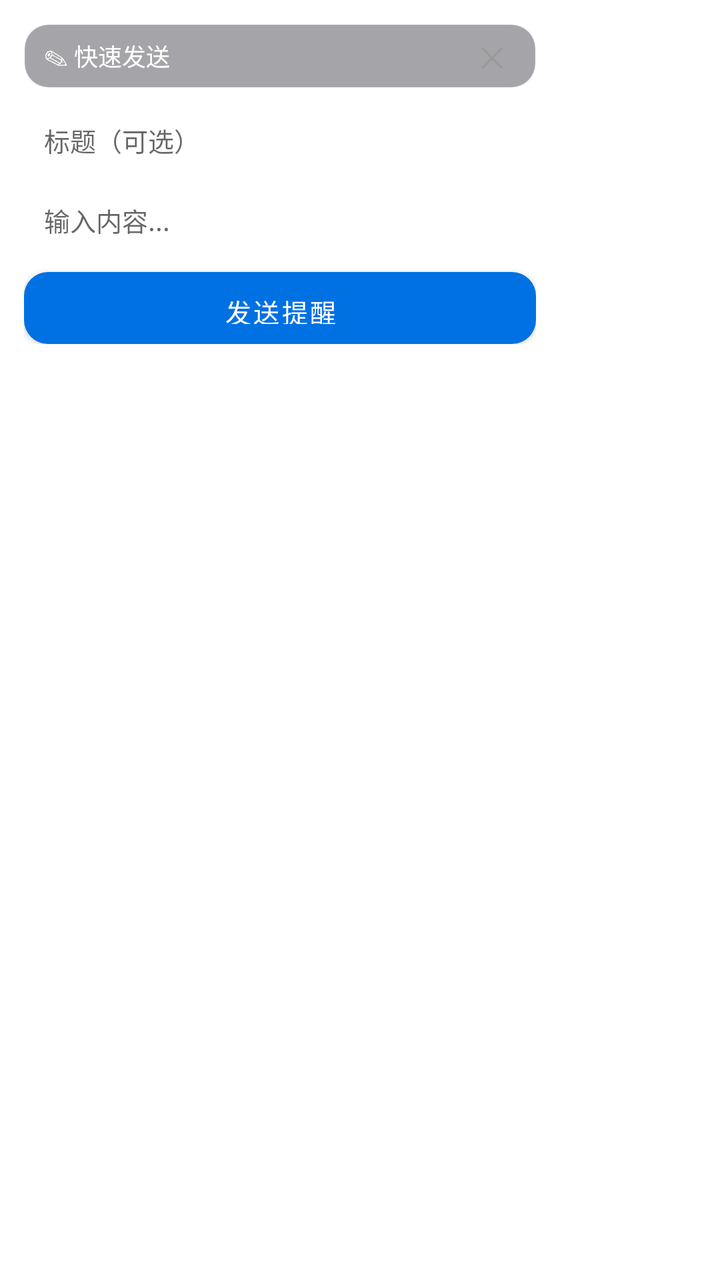
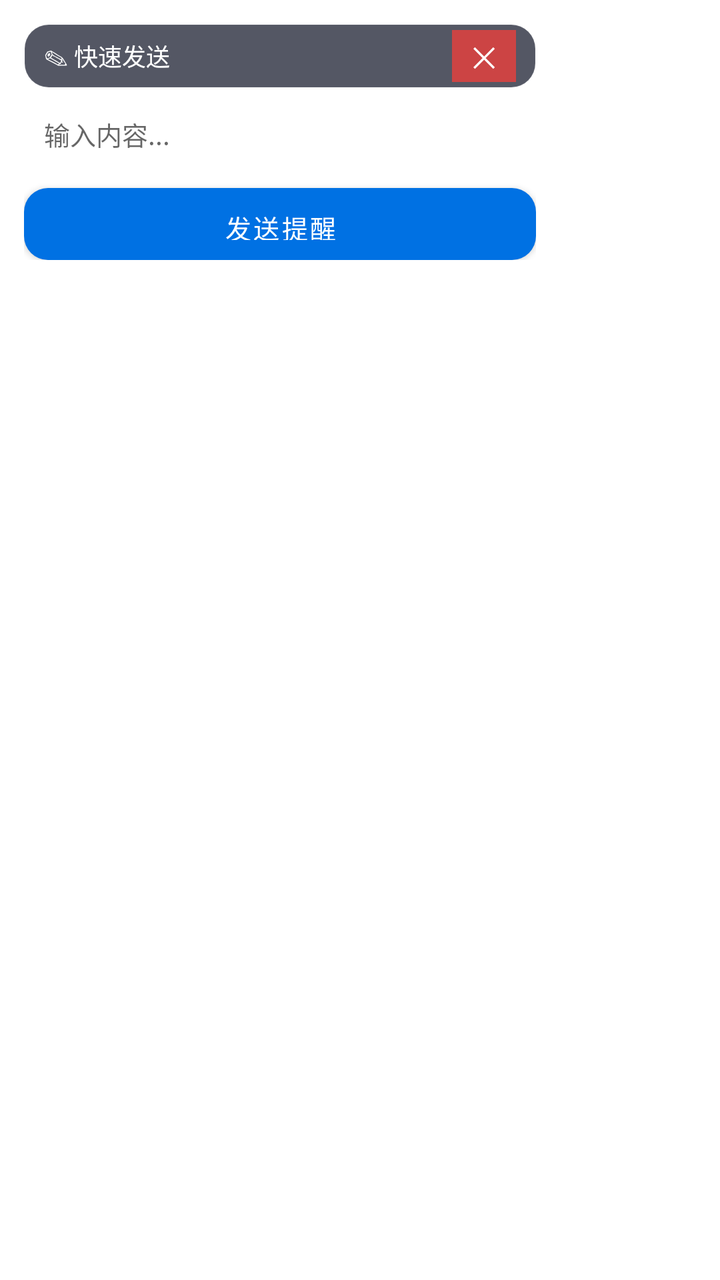

Two renders of the same Android screen: before a commit and after it. Below are the layout's source before the change and the commit's diff.
<!-- AndroidManifest.xml: application theme Theme.Mengqixi -->
<!-- res/layout/bubble_overlay.xml -->
<?xml version="1.0" encoding="utf-8"?>
<FrameLayout xmlns:android="http://schemas.android.com/apk/res/android"
    android:layout_width="wrap_content"
    android:layout_height="wrap_content">

    <LinearLayout
        android:layout_width="280dp"
        android:layout_height="wrap_content"
        android:background="@drawable/bg_glass_card"
        android:elevation="8dp"
        android:orientation="vertical"
        android:padding="12dp">

        
        <FrameLayout
            android:id="@+id/bubbleHeader"
            android:layout_width="match_parent"
            android:layout_height="32dp"
            android:background="@drawable/bg_glass_dark"
            android:gravity="center_vertical"
            android:paddingHorizontal="10dp">

            <TextView
                android:layout_width="wrap_content"
                android:layout_height="wrap_content"
                android:layout_gravity="center_vertical"
                android:text="✎ 快速发送"
                android:textColor="#FFFFFF"
                android:textSize="12sp" />

            <TextView
                android:id="@+id/btnBubbleClose"
                android:layout_width="24dp"
                android:layout_height="24dp"
                android:layout_gravity="end|center_vertical"
                android:gravity="center"
                android:text="✕"
                android:textColor="#999"
                android:textSize="14sp" />
        </FrameLayout>

        
        <TextView
            android:id="@+id/bubbleMsg"
            android:layout_width="match_parent"
            android:layout_height="wrap_content"
            android:layout_marginTop="4dp"
            android:background="@drawable/bg_input_glass"
            android:padding="8dp"
            android:textColor="#333"
            android:textSize="12sp"
            android:visibility="gone" />

        
        <ImageView
            android:id="@+id/bubblePhoto"
            android:layout_width="120dp"
            android:layout_height="120dp"
            android:scaleType="centerCrop"
            android:visibility="gone"
            android:layout_marginTop="4dp"
            android:background="@drawable/bg_glass_card" />

        
        <EditText
            android:id="@+id/bubbleTitle"
            android:layout_width="match_parent"
            android:layout_height="36dp"
            android:layout_marginTop="8dp"
            android:background="@drawable/bg_input_glass"
            android:hint="标题（可选）"
            android:maxLength="50"
            android:paddingHorizontal="10dp"
            android:textSize="13sp" />

        
        <EditText
            android:id="@+id/bubbleBody"
            android:layout_width="match_parent"
            android:layout_height="36dp"
            android:layout_marginTop="4dp"
            android:background="@drawable/bg_input_glass"
            android:hint="输入内容..."
            android:maxLength="200"
            android:paddingHorizontal="10dp"
            android:textSize="13sp" />

        
        <Button
            android:id="@+id/btnBubbleSend"
            android:layout_width="match_parent"
            android:layout_height="36dp"
            android:layout_marginTop="8dp"
            android:background="@drawable/bg_button_gradient"
            android:text="发送提醒"
            android:textAllCaps="false"
            android:textColor="#FFFFFF"
            android:textSize="13sp" />

    </LinearLayout>

</FrameLayout>
<!-- resources referenced by this layout -->
<resources>
  <!-- drawable bg_button_gradient (drawable) -->
  <?xml version="1.0" encoding="utf-8"?>
  <shape xmlns:android="http://schemas.android.com/apk/res/android"
      android:shape="rectangle">
      <gradient
          android:startColor="#7C8DF0"
          android:endColor="#A78BFA"
          android:angle="45" />
      <corners android:radius="12dp" />
  </shape>
  <!-- drawable bg_glass_card (drawable) -->
  <?xml version="1.0" encoding="utf-8"?>
  <shape xmlns:android="http://schemas.android.com/apk/res/android"
      android:shape="rectangle">
      <solid android:color="#B2FFFFFF" />
      <corners android:radius="16dp" />
      <stroke android:width="0.5dp" android:color="#4DFFFFFF" />
  </shape>
  <!-- drawable bg_glass_dark (drawable) -->
  <?xml version="1.0" encoding="utf-8"?>
  <shape xmlns:android="http://schemas.android.com/apk/res/android"
      android:shape="rectangle">
      <solid android:color="#661E2028" />
      <corners android:radius="12dp" />
      <stroke android:width="0.5dp" android:color="#14FFFFFF" />
  </shape>
  <!-- drawable bg_input_glass (drawable) -->
  <?xml version="1.0" encoding="utf-8"?>
  <shape xmlns:android="http://schemas.android.com/apk/res/android"
      android:shape="rectangle">
      <solid android:color="#80FFFFFF" />
      <corners android:radius="10dp" />
      <stroke android:width="1dp" android:color="#33FFFFFF" />
  </shape>
  <style name="Theme.Mengqixi" parent="Theme.MaterialComponents.DayNight.NoActionBar">
          <item name="colorPrimary">#0071e3</item>
          <item name="colorPrimaryVariant">#0060c1</item>
          <item name="colorOnPrimary">#ffffff</item>
          <item name="colorSecondary">#34c759</item>
          <item name="android:statusBarColor">#1d1d1f</item>
      </style>
</resources>

<!-- the commit's change to res/layout/bubble_overlay.xml (unified diff, before → after) -->
@@ -30,13 +30,15 @@
 
             <TextView
                 android:id="@+id/btnBubbleClose"
-                android:layout_width="24dp"
-                android:layout_height="24dp"
+                android:layout_width="32dp"
+                android:layout_height="26dp"
                 android:layout_gravity="end|center_vertical"
+                android:background="#CC4444"
                 android:gravity="center"
                 android:text="✕"
-                android:textColor="#999"
-                android:textSize="14sp" />
+                android:textColor="#FFFFFF"
+                android:textSize="14sp"
+                android:paddingHorizontal="4dp" />
         </FrameLayout>
 
         
@@ -54,8 +56,8 @@
         
         <ImageView
             android:id="@+id/bubblePhoto"
-            android:layout_width="120dp"
-            android:layout_height="120dp"
+            android:layout_width="180dp"
+            android:layout_height="180dp"
             android:scaleType="centerCrop"
             android:visibility="gone"
             android:layout_marginTop="4dp"
@@ -63,21 +65,9 @@
 
         
         <EditText
-            android:id="@+id/bubbleTitle"
-            android:layout_width="match_parent"
-            android:layout_height="36dp"
-            android:layout_marginTop="8dp"
-            android:background="@drawable/bg_input_glass"
-            android:hint="标题（可选）"
-            android:maxLength="50"
-            android:paddingHorizontal="10dp"
-            android:textSize="13sp" />
-
-        
-        <EditText
             android:id="@+id/bubbleBody"
             android:layout_width="match_parent"
-            android:layout_height="36dp"
+            android:layout_height="38dp"
             android:layout_marginTop="4dp"
             android:background="@drawable/bg_input_glass"
             android:hint="输入内容..."
<!-- resource entries referenced after the edit -->
@@ -5,8 +5,8 @@
   <shape xmlns:android="http://schemas.android.com/apk/res/android"
       android:shape="rectangle">
       <gradient
-          android:startColor="#7C8DF0"
-          android:endColor="#A78BFA"
+          android:startColor="#5A6A8A"
+          android:endColor="#6D7F9E"
           android:angle="45" />
       <corners android:radius="12dp" />
   </shape>
@@ -22,7 +22,7 @@
   <?xml version="1.0" encoding="utf-8"?>
   <shape xmlns:android="http://schemas.android.com/apk/res/android"
       android:shape="rectangle">
-      <solid android:color="#661E2028" />
+      <solid android:color="#CC2A2D3E" />
       <corners android:radius="12dp" />
       <stroke android:width="0.5dp" android:color="#14FFFFFF" />
   </shape>
